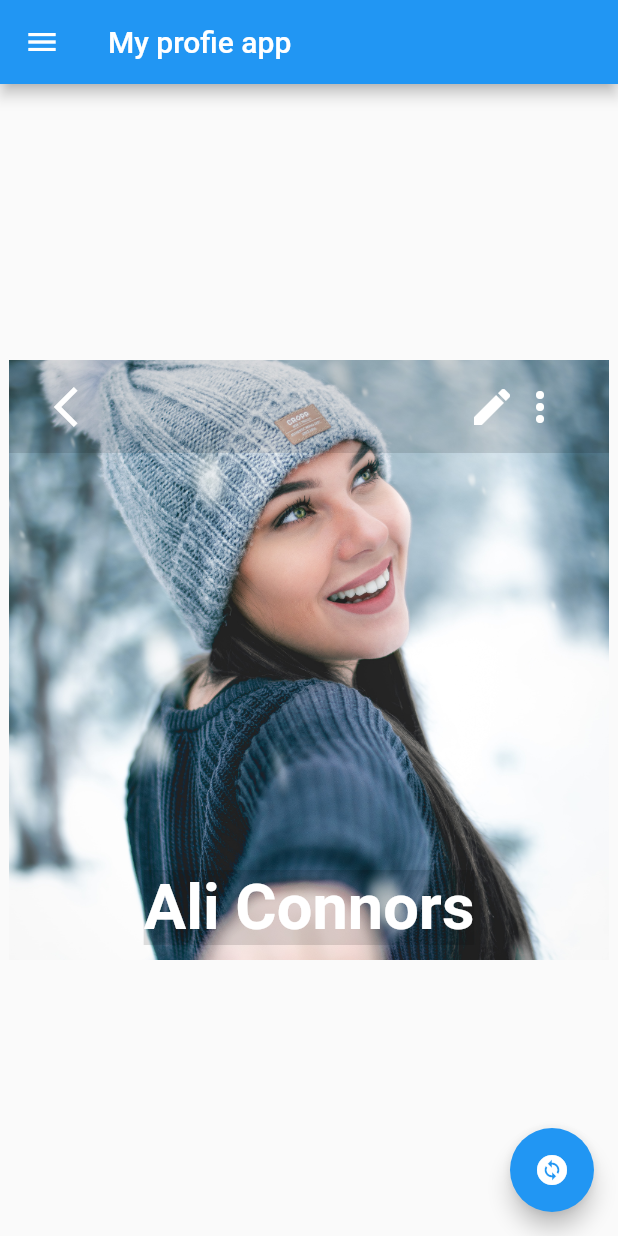
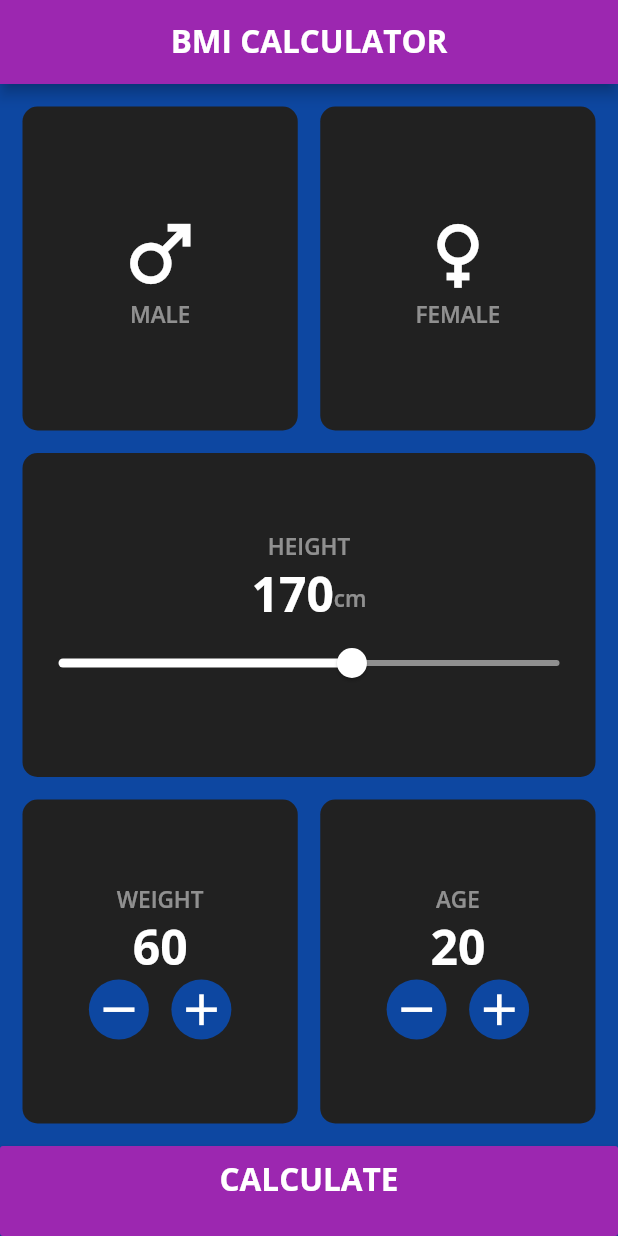
Before and after one commit to bisrat-walle/Flutter-Coding-Practice, a Flutter app: the screen it shows after launch, on a phone screen of 412 x 824 dp. Run offline on Flutter 3.47's test engine with Material 2 defaults, Android fonts, the phone set to English and light mode, and no system bars; our stand-ins replace google_fonts.

Commit message:
finishing core UI of bmi calculator

```diff
--- /dev/null
+++ b/lib/bmi_calculator.dart
@@ -0,0 +1,224 @@
+import 'package:flutter/material.dart';
+
+class BMICalculator extends StatefulWidget {
+  BMICalculator({Key? key}) : super(key: key);
+
+  @override
+  State<BMICalculator> createState() => _BMICalculatorState();
+}
+
+class _BMICalculatorState extends State<BMICalculator> {
+  int _height = 170;
+  bool _male = true;
+  int _weight = 60;
+  int _age = 20;
+  @override
+  Widget build(BuildContext context) {
+    return Scaffold(
+        appBar: AppBar(
+            centerTitle: true,
+            title: Text("BMI CALCULATOR", textAlign: TextAlign.center, style: Theme.of(context).textTheme.headline2,),
+        ),
+        body: Container(
+            color: Colors.blue.shade900,
+            child: Column(
+                children: <Widget> [
+                    Expanded(
+                        child:
+                    Padding(
+                        padding: const EdgeInsets.all(15),
+                        child: Column(
+                children: <Widget> [
+                    Expanded(
+                        child: Row(
+                        children: <Widget> [
+                            Expanded(
+                                child: Container(
+                                    padding: EdgeInsets.all(15),
+                                    decoration: BoxDecoration(
+                                        color: Colors.grey.shade900,
+                                        borderRadius: BorderRadius.circular(10),
+                                    ),
+                                    child: Column(
+                                        mainAxisAlignment: MainAxisAlignment.center,
+                                        children: <Widget> [
+                                            Icon(Icons.male, size: 60),
+                                            Text("MALE", style: Theme.of(context).textTheme.headline6)
+                                        ],
+                                    ),
+                                ),
+                            ),
+                            SizedBox(width: 15),
+                            Expanded(
+                                child: Container(
+                                    padding: EdgeInsets.all(15),
+                                    decoration: BoxDecoration(
+                                        color: Colors.grey.shade900,
+                                        borderRadius: BorderRadius.circular(10),
+                                    ),
+                                    child: Column(
+                                        mainAxisAlignment: MainAxisAlignment.center,
+                                        children: <Widget> [
+                                            Icon(Icons.female, size: 60),
+                                            Text("FEMALE", style: Theme.of(context).textTheme.headline6)
+                                        ],
+                                    ),
+                                ),
+                            ),
+                        ],
+                    ),
+                    ),
+                    SizedBox(height: 15),
+                    Expanded(
+                        child: Container(
+                        decoration: BoxDecoration(
+                            color: Colors.grey.shade900,
+                            borderRadius: BorderRadius.circular(10),
+                        ),
+                        child: Column(
+                            mainAxisAlignment: MainAxisAlignment.center,
+                            children: <Widget> [
+                                Text("HEIGHT", style: Theme.of(context).textTheme.headline6),
+                                Row(
+                                    mainAxisAlignment: MainAxisAlignment.center,
+                                    children: <Widget>[
+                                        Text("$_height", style: Theme.of(context).textTheme.headline1),
+                                        Padding(
+                                            padding: EdgeInsets.only(top:5),
+                                            child: Text("cm", style: Theme.of(context).textTheme.headline6),
+                                        ),
+                                    ]
+                                ),
+                                Slider(
+                                    min: 100,
+                                    max: 220,
+                                    divisions: 121,
+                                    label: '${_height}cm',
+                                    value: _height.toDouble(),
+                                    activeColor: Colors.white,
+                                    inactiveColor: Colors.white.withOpacity(.5),
+                                    onChanged: (newValue) {
+                                        setState(
+                                            () {
+                                                _height = newValue.round();
+                                            }
+                                        );
+                                    },
+                                ),
+                            ],
+                        ),
+                    ),
+                    ),
+                    SizedBox(height: 15),
+                    Expanded(
+                        child: Row(
+                        children: <Widget> [
+                            Expanded(
+                                child: Container(
+                                    padding: EdgeInsets.all(15),
+                                    decoration: BoxDecoration(
+                                        color: Colors.grey.shade900,
+                                        borderRadius: BorderRadius.circular(10),
+                                    ),
+                                    child: Column(
+                                        mainAxisAlignment: MainAxisAlignment.center,
+                                        children: <Widget> [
+                                            Text("WEIGHT", style: Theme.of(context).textTheme.headline6),
+                                            Text("$_weight", style: Theme.of(context).textTheme.headline1),
+                                            Row(
+                                                mainAxisAlignment: MainAxisAlignment.center,
+                                                children: <Widget> [
+                                                    Container(
+                                                        width: 40,
+                                                        height: 40,
+                                                        decoration: BoxDecoration(
+                                                            borderRadius: BorderRadius.circular(25),
+                                                            color: Colors.blue.shade900,
+                                                        ),
+                                                        child: Icon(Icons.remove, size: 35),
+                                                    ),
+                                                    SizedBox(width:15),
+                                                    Container(
+                                                        width: 40,
+                                                        height: 40,
+                                                        decoration: BoxDecoration(
+                                                            borderRadius: BorderRadius.circular(25),
+                                                            color: Colors.blue.shade900,
+                                                        ),
+                                                        child: Icon(Icons.add, size: 35),
+                                                    ),
+                                                ],
+                                            ),
+                                        ],
+                                    ),
+                                ),
+                            ),
+                            SizedBox(width: 15),
+                        Expanded(
+                                child: Container(
+                                    padding: EdgeInsets.all(15),
+                                    decoration: BoxDecoration(
+                                        color: Colors.grey.shade900,
+                                        borderRadius: BorderRadius.circular(10),
+                                    ),
+                                    child: Column(
+                                        mainAxisAlignment: MainAxisAlignment.center,
+                                        children: <Widget> [
+                                            Text("AGE", style:Theme.of(context).textTheme.headline6),
+                                            Text("$_age", style: Theme.of(context).textTheme.headline1),
+                                            Row(
+                                                mainAxisAlignment: MainAxisAlignment.center,
+                                                children: <Widget> [
+                                                    Container(
+                                                        width: 40,
+                                                        height: 40,
+                                                        decoration: BoxDecoration(
+                                                            borderRadius: BorderRadius.circular(25),
+                                                            color: Colors.blue.shade900,
+                                                        ),
+                                                        child: Icon(Icons.remove, size: 35),
+                                                    ),
+                                                    SizedBox(width:15),
+                                                    Container(
+                                                        width: 40,
+                                                        height: 40,
+                                                        decoration: BoxDecoration(
+                                                            borderRadius: BorderRadius.circular(25),
+                                                            color: Colors.blue.shade900,
+                                                        ),
+                                                        child: Icon(Icons.add, size: 35),
+                                                    ),
+                                                ],
+                                            ),
+                                        ],
+                                    ),
+                                ),
+                            ),
+                        ],
+                    ),
+                    ),
+                ],
+            ),
+                    ),
+                    ) ,
+
+                    Container(
+                        width: double.infinity,
+                        height: 60,
+                        child: MaterialButton(
+                            textColor: Colors.white,
+                            child: Padding(
+                                padding: EdgeInsets.only(bottom: 15),
+                                child: Text('CALCULATE', style: Theme.of(context).textTheme.headline2),
+                            ),
+                            color: Colors.purple,
+                            onPressed: () {
+                            },
+                        ),
+                    ),
+                ],
+            ),
+        ),
+    );
+  }
+}
--- /dev/null
+++ b/lib/bmi_calculator_theme.dart
@@ -0,0 +1,53 @@
+import 'package:flutter/material.dart';
+import 'package:google_fonts/google_fonts.dart';
+
+TextTheme textTheme = TextTheme(
+    bodyText1: GoogleFonts.openSans(
+        fontSize: 14.0,
+        fontWeight: FontWeight.w700,
+        color: Colors.white,
+    ),
+    headline1: GoogleFonts.openSans(
+        fontSize: 32.0,
+        fontWeight: FontWeight.bold,
+        color: Colors.white,
+    ),
+    headline2: GoogleFonts.openSans(
+        fontSize: 21.0,
+        fontWeight: FontWeight.w700,
+        color: Colors.white,
+    ),
+    headline3: GoogleFonts.openSans(
+        fontSize: 16.0,
+        fontWeight: FontWeight.w600,
+        color: Colors.white,
+    ),
+    headline6: GoogleFonts.openSans(
+        fontSize: 15.0,
+        fontWeight: FontWeight.w600,
+        color: Colors.white.withOpacity(0.5),
+        ),
+    );
+
+ThemeData bmiTheme = ThemeData(
+    brightness: Brightness.dark,
+    checkboxTheme: CheckboxThemeData(
+        fillColor: MaterialStateColor.resolveWith(
+            (states) {
+                return Colors.black;
+            },
+        ),
+    ),
+    appBarTheme: const AppBarTheme(
+        foregroundColor: Colors.white,
+        backgroundColor: Colors.purple,
+    ),
+    floatingActionButtonTheme: const FloatingActionButtonThemeData(
+        foregroundColor: Colors.white,
+        backgroundColor: Colors.black,
+    ),
+    bottomNavigationBarTheme: const BottomNavigationBarThemeData(
+        selectedItemColor: Colors.green,
+    ),
+    textTheme: textTheme,
+);
--- /dev/null
+++ b/lib/bmi_result_screen.dart
@@ -0,0 +1,17 @@
+double calculateBMI(_height, _weight){
+    return _weight.toDouble() * 10000.0/ (_height.toDouble()*_height.toDouble());
+}
+
+class BMIResult extends StatelessWidget {
+  final _age, _male, _weight, _height;
+  const BMIResult({Key? key, required this._age, required this._male,
+                 required this._weight, required this._height}) : super(key: key);
+
+  @override
+  Widget build(BuildContext context) {
+    final bmi = calculateBMI(_height, _weight);
+    return Center(
+        child: Text("Your BMI is $bmi")
+    );
+  }
+}
--- a/lib/main.dart
+++ b/lib/main.dart
@@ -1,12 +1,17 @@
 import 'package:flutter/material.dart';
 import 'profile1.dart';
+import 'grid_view_practice.dart';
+import 'tutorials/tutorial_detail.dart';
+import 'bmi_calculator.dart';
+import 'bmi_calculator_theme.dart';
 
 void main() {
   runApp(
 		MaterialApp(
-		  title: "Profile App",
+		  title: "BMI Calculator",
+		  theme: bmiTheme,
 		  debugShowCheckedModeBanner: false,
-		  home: ProfileOne()
+		  home: BMICalculator(),
 		  ),
 		);
 }
```
